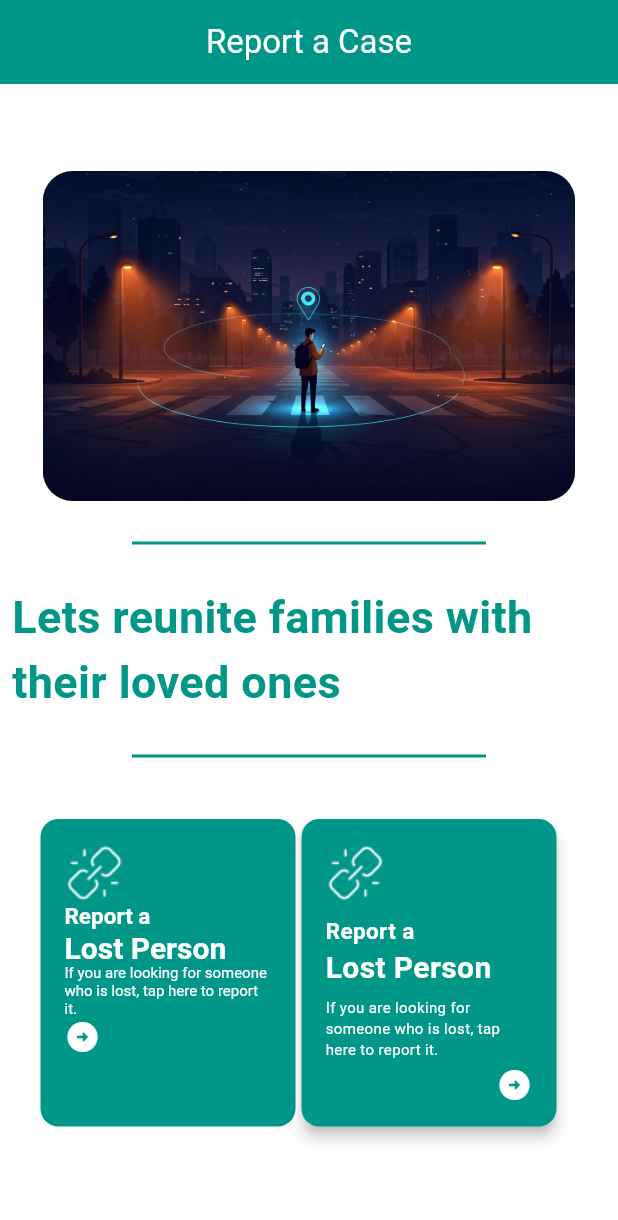
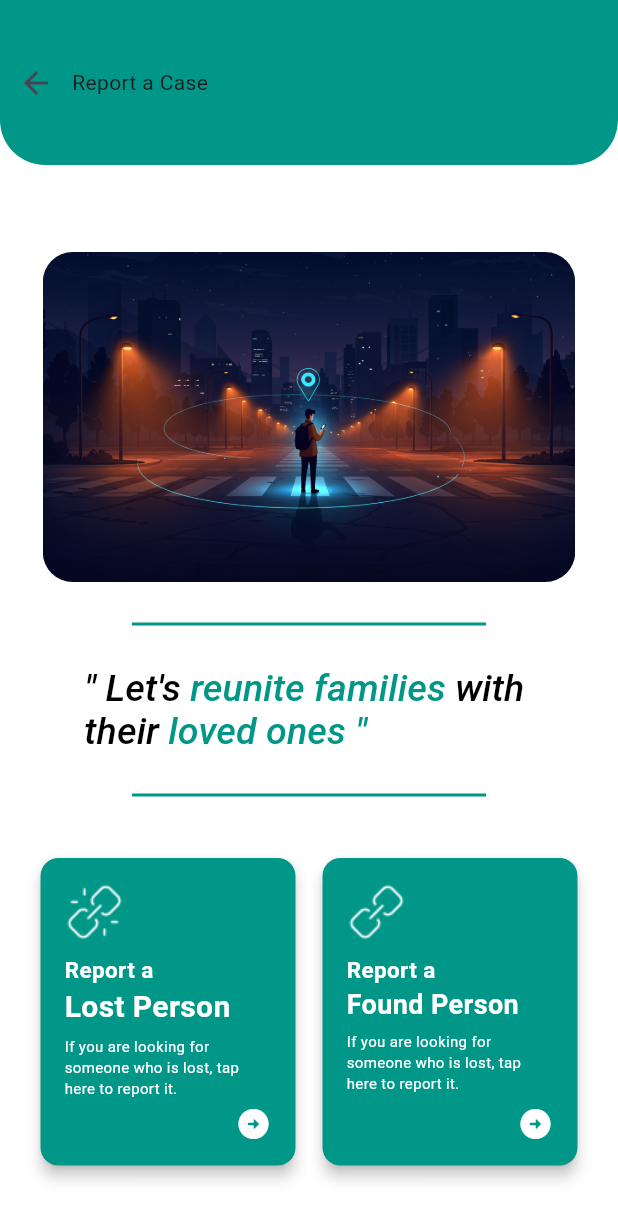
Before and after one commit to ZulfiqarAlam18/locate-lost, a Flutter app: the ReportCase screen opened directly, on a phone screen of 412 x 824 dp. Shown: the top 1220 px of the screen. Run offline on Flutter 3.47's test engine with Material 3 defaults, Android fonts, the phone set to English and light mode, and no system bars; our stand-ins replace google_fonts; Roboto replaces fonts that are missing (Poltawski Nowy).

```diff
--- a/lib/Screens/report_case.dart
+++ b/lib/Screens/report_case.dart
@@ -1,6 +1,7 @@
 import 'package:flutter/material.dart';
 import 'package:locat_lost/Widgets/custom_button.dart';
 import 'package:locat_lost/colors.dart';
+import 'package:google_fonts/google_fonts.dart';
 
 class ReportCase extends StatefulWidget {
   const ReportCase({super.key});
@@ -13,15 +14,40 @@ class _ReportCaseState extends State<ReportCase> {
   @override
   Widget build(BuildContext context) {
     return Scaffold(
-      appBar: AppBar(
-        title: const Text('Report a Case'),
+      backgroundColor: AppColors.secondary,
+      body: Column(
+        children: [
 
+          Container(
+            width: 430,
+            height: 110,
+            //color: Colors.teal,
+            decoration: BoxDecoration(
+              color: Colors.teal,
+              borderRadius: BorderRadius.only(
+
+                bottomLeft: Radius.circular(30),
+                bottomRight: Radius.circular(30),
               ),
-      backgroundColor: AppColors.secondary,
-      body: Padding(
+            ),
+            child: Row(
+              children: [
+                IconButton(onPressed: (){}, icon: Icon(Icons.arrow_back)),
+                Text('Report a Case')
+              ],
+            ),
+          ),
+          Expanded(child:   Padding(
             padding: const EdgeInsets.all(8.0),
             child: Column(
               children: [
+
+
+
+
+
+
+
                 SizedBox(height: 50,),
                 ClipRRect(
                   borderRadius: BorderRadius.circular(20),
@@ -31,14 +57,33 @@ class _ReportCaseState extends State<ReportCase> {
                 Divider(thickness: 2,color: Colors.teal,
                   indent: 80,endIndent: 80,),
                 SizedBox(height: 20,),
-            Text(
-              'Lets reunite families with their loved ones',
-              style: TextStyle(
-                fontSize: 30,
-                color: AppColors.primary,
-                fontWeight: FontWeight.w600,
+
+
+                RichText(
+
+                  text: TextSpan(
+
+                    text: '\" Let\'s ', // Default text without any style
+                    style: TextStyle(color: Colors.black,fontFamily: 'Poltawski Nowy', fontSize: 25,fontStyle:FontStyle.italic,fontWeight: FontWeight.w500), // Default style
+                    children: [
+
+                      TextSpan(
+                        text: 'reunite families ', // Text with red color
+                        style: TextStyle(color: AppColors.primary),
+                      ),
+                      TextSpan(
+                        text: 'with \ntheir ', // Text with blue color
+                        style: TextStyle(color: Colors.black),
+                      ),
+                      TextSpan(
+                        text: 'loved ones \"', // Text with blue color
+                        style: TextStyle(color: AppColors.primary),
+                      ),
+                    ],
                   ),
                 ),
+
+
                 SizedBox(height: 20,),
                 Divider(thickness: 2,color: Colors.teal,
                   indent: 80,endIndent: 80,),
@@ -46,47 +91,6 @@ class _ReportCaseState extends State<ReportCase> {
                 Row(
                   mainAxisAlignment: MainAxisAlignment.center,
                   children: [
-
-
-                Container(
-                  width: 170,
-                  height: 205,
-                //  color: Colors.teal,
-                  padding: const EdgeInsets.all(16),
-                  decoration: BoxDecoration(
-                    borderRadius: BorderRadius.circular(12),
-                    color: Colors.teal,
-                  ),
-                  child: DefaultTextStyle(
-                    style: const TextStyle(color: Colors.white, fontSize: 16),
-                    child: IconTheme(
-                      data: const IconThemeData(color: Colors.white),
-                      child: SingleChildScrollView(
-                        child: Column(
-                          crossAxisAlignment: CrossAxisAlignment.start,
-                          children:  [
-                            Image.asset('assets/unlink.png',width: 40,height: 40 ,),
-                            Text('Report a',style: TextStyle(
-                              fontSize: 15,
-                              fontWeight: FontWeight.w600,
-                            ),),
-                            Text('Lost Person',style: TextStyle(
-                              fontSize: 20,
-                              fontWeight: FontWeight.w600,
-                            ),),
-                            Text('If you are looking for someone who is lost, tap here to report it.',style: TextStyle(
-                              fontSize: 10,
-                            ),),
-                            Icon(Icons.arrow_circle_right_rounded),
-
-
-
-                          ],
-                        ),
-                      ),
-                    ),
-                  ),
-                ),
 
 
 
@@ -124,10 +128,58 @@ class _ReportCaseState extends State<ReportCase> {
                                   'If you are looking for someone who is lost, tap here to report it.',
                                   style: TextStyle(color: Colors.white, fontSize: 10),
                                 ),
-                            const Spacer(),
-                            const Align(
+                                const Expanded(
+                                  child: Align(
                                     alignment: Alignment.bottomRight,
                                     child: Icon(Icons.arrow_circle_right_rounded, color: Colors.white),
+                                  ),
+                                ),
+                              ],
+                            ),
+                          ),
+                        ),
+                      ),
+                    ),
+                    SizedBox(width: 10,),
+                    InkWell(
+                      onTap: () {
+                        // Perform your action here
+                        print("Card tapped - Report Lost Person");
+                      },
+                      child: Card(
+                        color: Colors.teal,
+                        elevation: 4,
+                        shape: RoundedRectangleBorder(
+                          borderRadius: BorderRadius.circular(12),
+                        ),
+                        child: SizedBox(
+                          width: 170,
+                          height: 205,
+                          child: Padding(
+                            padding: const EdgeInsets.all(16),
+                            child: Column(
+                              crossAxisAlignment: CrossAxisAlignment.start,
+                              children: [
+                                Image.asset('assets/link-03.png', width: 40, height: 40),
+                                const SizedBox(height: 8),
+                                const Text(
+                                  'Report a',
+                                  style: TextStyle(color: Colors.white, fontSize: 15, fontWeight: FontWeight.w600),
+                                ),
+                                const Text(
+                                  'Found Person',
+                                  style: TextStyle(color: Colors.white, fontSize: 18, fontWeight: FontWeight.w600),
+                                ),
+                                const SizedBox(height: 4),
+                                const Text(
+                                  'If you are looking for someone who is lost, tap here to report it.',
+                                  style: TextStyle(color: Colors.white, fontSize: 10),
+                                ),
+                                const Expanded(
+                                  child: Align(
+                                    alignment: Alignment.bottomRight,
+                                    child: Icon(Icons.arrow_circle_right_rounded, color: Colors.white),
+                                  ),
                                 ),
                               ],
                             ),
@@ -137,12 +189,78 @@ class _ReportCaseState extends State<ReportCase> {
                     ),
 
 
-                SizedBox(width: 10,),
+
+
+
+
 
                   ],)
               ],
             ),
+          ),),
+
+
+
+          // SafeArea(
+          //   child: Column(
+          //     children: [
+          //       // Custom AppBar Container
+          //       Container(
+          //         margin: const EdgeInsets.all(16),
+          //         padding: const EdgeInsets.symmetric(horizontal: 16, vertical: 20),
+          //         decoration: BoxDecoration(
+          //           color: Colors.teal,
+          //           borderRadius: const BorderRadius.only(
+          //             topLeft: Radius.circular(20),
+          //             topRight: Radius.circular(20),
+          //             bottomLeft: Radius.circular(30),
+          //             bottomRight: Radius.circular(30),
+          //           ),
+          //           boxShadow: [
+          //             BoxShadow(
+          //               color: Colors.black.withOpacity(0.3),
+          //               offset: const Offset(0, 4),
+          //               blurRadius: 10,
+          //             ),
+          //           ],
+          //         ),
+          //         child: Row(
+          //           mainAxisAlignment: MainAxisAlignment.spaceBetween,
+          //           children: [
+          //             // Drawer/Menu Icon
+          //             Icon(Icons.dashboard_customize_rounded, color: Colors.white, size: 30),
+          //
+          //             // Title
+          //             Text(
+          //               'LocateLost',
+          //               style: TextStyle(
+          //                 color: Colors.white,
+          //                 fontWeight: FontWeight.bold,
+          //                 fontSize: 22,
+          //                 letterSpacing: 1,
+          //               ),
+          //             ),
+          //
+          //             // Profile Image
+          //             CircleAvatar(
+          //               radius: 16,
+          //               backgroundImage: AssetImage('assets/profile.jpg'), // replace with your image
+          //             ),
+          //           ],
+          //         ),
+          //       ),
+          //
+          //       // Rest of the UI
+          //
+          //     ],
+          //   ),
+          // ),
+
+
+        ],
       ),
+
+
 
 
 
--- a/lib/Screens/signup.dart
+++ b/lib/Screens/signup.dart
@@ -77,7 +77,7 @@ class _SignupState extends State<Signup> {
                         labelText: 'Name',
                         hintText: 'Name',
                         controller: cName,
-                        fillColor: AppColors.myColor,
+                        fillColor: AppColors.background,
                       ),
                       CustomTextFormField(
                         labelText: 'E-Mail Address',
--- a/lib/main.dart
+++ b/lib/main.dart
@@ -1,11 +1,13 @@
 import 'package:flutter/cupertino.dart';
 import 'package:flutter/material.dart';
+import 'package:locat_lost/Screens/child_info.dart';
 import 'package:locat_lost/Screens/login.dart';
 import 'package:locat_lost/Screens/report_case.dart';
 import 'package:locat_lost/Screens/signup.dart';
 import 'package:locat_lost/colors.dart';
 
 import 'Screens/home_screen.dart';
+import 'Screens/record.dart';
 
 void main() {
 
@@ -62,7 +64,7 @@ class MyApp extends StatelessWidget {
 
       ),
 
-      home:  ReportCase(),
+      home:  ChildDetailsScreens(),
 
     );
 
--- a/pubspec.yaml
+++ b/pubspec.yaml
@@ -12,6 +12,7 @@ dependencies:
     sdk: flutter
 
   cupertino_icons: ^1.0.8
+  google_fonts: ^6.2.1
 
 dev_dependencies:
   flutter_test:
```
Also changed, not shown: pubspec.lock, 2 other files. Lines whose indentation alone changed are shown as unchanged.
